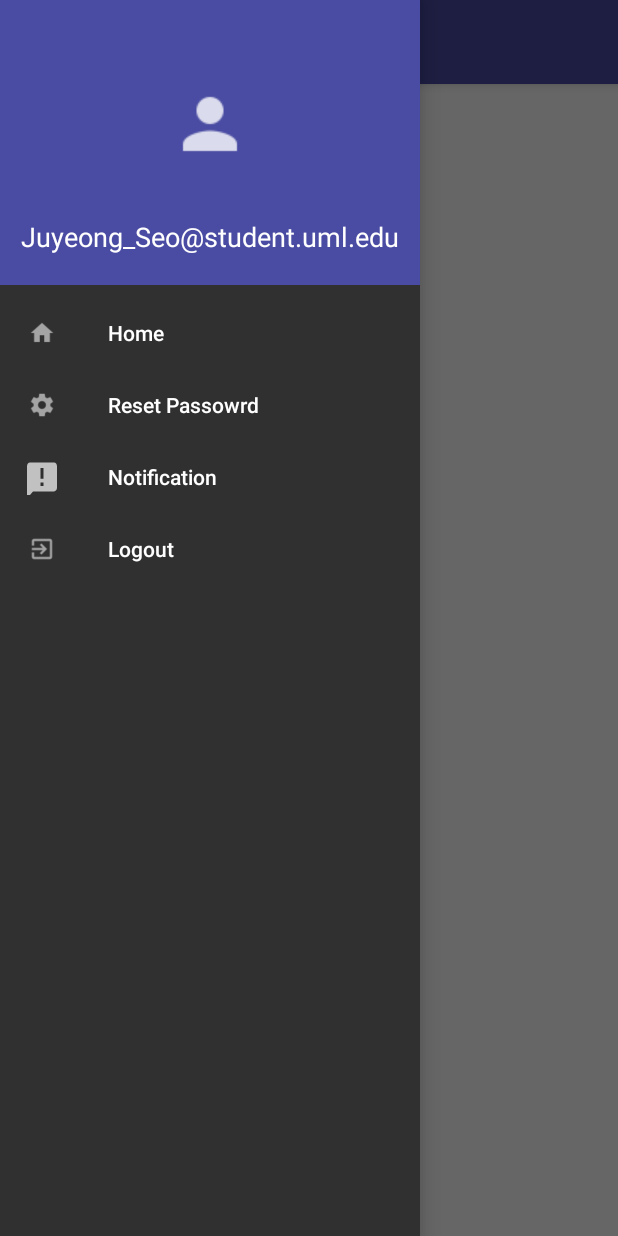
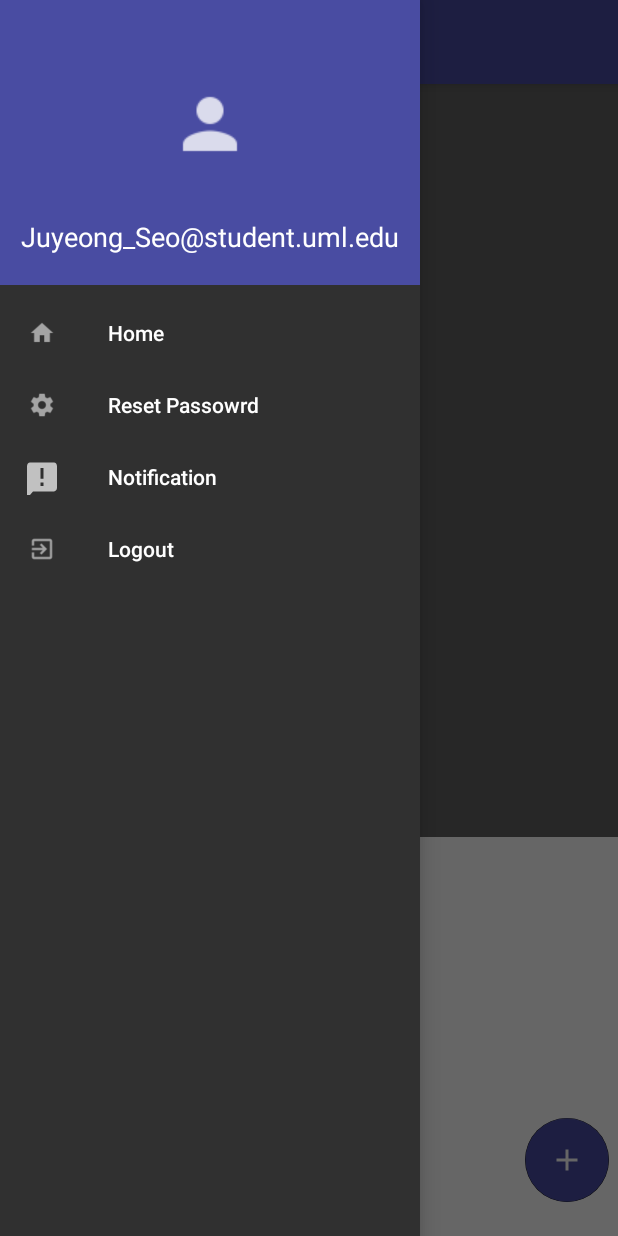
Before and after one commit to brauliod617/AndroidProject, an Android app: the screen it shows after launch once a user with an empty profile is signed in (HomePage), with the side drawer open, on a phone screen of 412 x 824 dp. Run offline under Robolectric (Android 15) with nearby library versions, the phone set to English and light mode, and no system bars; our stand-ins replace Firebase (no records; nobody signed in at launch, a user with empty details on screens opened directly); Roboto replaces fonts that are not available here.

Commit message:
home_page: nav_drawer, class_add_btn, class_list_view (shut down after add a class)

```diff
--- a/app/src/main/res/layout/home_page.xml
+++ b/app/src/main/res/layout/home_page.xml
@@ -1,6 +1,5 @@
 <?xml version="1.0" encoding="utf-8"?>
-<androidx.drawerlayout.widget.DrawerLayout
-    xmlns:android="http://schemas.android.com/apk/res/android"
+<androidx.drawerlayout.widget.DrawerLayout xmlns:android="http://schemas.android.com/apk/res/android"
     xmlns:app="http://schemas.android.com/apk/res-auto"
     xmlns:tools="http://schemas.android.com/tools"
     android:id="@+id/drawer"
@@ -17,19 +16,40 @@
         android:orientation="vertical">
 
         <androidx.appcompat.widget.Toolbar
+            android:id="@+id/toolbar"
             android:layout_width="match_parent"
             android:layout_height="?attr/actionBarSize"
             android:background="@color/colorPurple"
-            android:id="@+id/toolbar"
+            android:elevation="4dp"
             android:theme="@style/ThemeOverlay.AppCompat.Dark.ActionBar"
-            app:popupTheme="@style/ThemeOverlay.AppCompat.Light"
-            android:elevation="4dp"/>
+            app:popupTheme="@style/ThemeOverlay.AppCompat.Light" />
 
 
         <FrameLayout
             android:id="@+id/fragment_container"
             android:layout_width="match_parent"
-            android:layout_height="match_parent" />
+            android:layout_height="match_parent">
+
+            <ListView
+                android:id="@+id/classes_list_view"
+                android:layout_width="match_parent"
+                android:layout_height="502dp"
+                android:background="@color/colorPrimaryDark" />
+
+            <!--    TODO: It would be cool if we could get this button to just hover over the listview
+                          Idk how to do it yet though-->
+            <ImageButton
+                android:id="@+id/imageButton5"
+                android:layout_width="wrap_content"
+                android:layout_height="95dp"
+                android:layout_marginStart="175dp"
+                android:layout_marginLeft="175dp"
+                android:layout_gravity="bottom|right"
+                android:background="@color/colorTransparent"
+                android:contentDescription="@string/add_class_button"
+                android:onClick="openDialog"
+                app:srcCompat="@drawable/ic_addbtn" />
+        </FrameLayout>
 
         <com.google.android.material.navigation.NavigationView
             android:layout_width="match_parent"
@@ -82,32 +102,15 @@
                 app:srcCompat="@drawable/ic_alerts" />
         </com.google.android.material.navigation.NavigationView>
 
-        <ListView
-            android:id="@+id/classes_list_view"
-            android:layout_width="match_parent"
-            android:layout_height="502dp"
-            android:background="@color/colorPrimaryDark" />
 
-        <!--    TODO: It would be cool if we could get this button to just hover over the listview
-                      Idk how to do it yet though-->
-        <ImageButton
-            android:id="@+id/imageButton5"
-            android:layout_width="wrap_content"
-            android:layout_height="95dp"
-            android:layout_marginStart="175dp"
-            android:layout_marginLeft="175dp"
-            android:background="@color/colorTransparent"
-            android:contentDescription="@string/add_class_button"
-            android:onClick="openDialog"
-            app:srcCompat="@drawable/ic_addbtn" />
     </LinearLayout>
 
-<com.google.android.material.navigation.NavigationView
-    android:layout_width="wrap_content"
-    android:layout_height="match_parent"
-    android:layout_gravity="start"
-    android:id="@+id/navigation_view"
-    app:headerLayout="@layout/nav_header"
-    app:menu="@menu/menu_navigation"/>
+    <com.google.android.material.navigation.NavigationView
+        android:id="@+id/navigation_view"
+        android:layout_width="wrap_content"
+        android:layout_height="match_parent"
+        android:layout_gravity="start"
+        app:headerLayout="@layout/nav_header"
+        app:menu="@menu/menu_navigation" />
 
 </androidx.drawerlayout.widget.DrawerLayout>
```
